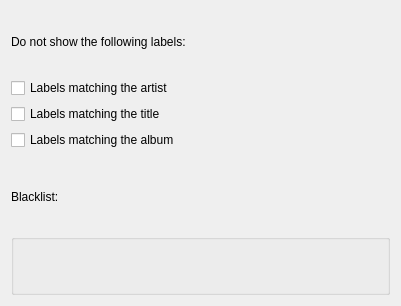
Qt form amarok/src/context/applets/labels/labelsBlacklistSettings.ui (fluxer/kde-extraapps) before a commit.
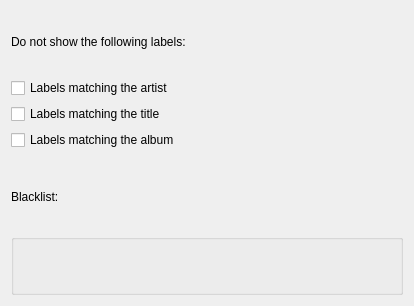
The same form after that commit. Custom widgets are drawn as their Qt base class.

Commit message: amarok: adjust labels blacklist settings UI so it works when KDE build with KDE_NO_DEPRECATED

What changed in the file:
```diff
--- a/amarok/src/context/applets/labels/labelsBlacklistSettings.ui
+++ b/amarok/src/context/applets/labels/labelsBlacklistSettings.ui
@@ -6,7 +6,7 @@
    <rect>
     <x>0</x>
     <y>0</y>
-    <width>401</width>
+    <width>414</width>
     <height>306</height>
    </rect>
   </property>
@@ -63,25 +63,28 @@
     </widget>
    </item>
    <item>
-    <widget class="KEditListBox" name="blacklistEditListBox">
-     <property name="sizePolicy">
-      <sizepolicy hsizetype="Preferred" vsizetype="Preferred">
-       <horstretch>0</horstretch>
-       <verstretch>0</verstretch>
-      </sizepolicy>
+    <widget class="QGroupBox" name="groupBox">
+     <property name="title">
+      <string/>
      </property>
-     <property name="buttons">
-      <set>KEditListBox::Add|KEditListBox::Remove</set>
-     </property>
+     <layout class="QGridLayout" name="gridLayout">
+      <item row="0" column="0">
+       <widget class="KEditListWidget" name="blacklistEditListBox">
+        <property name="buttons">
+         <set>KEditListWidget::Add|KEditListWidget::Remove</set>
+        </property>
+       </widget>
+      </item>
+     </layout>
     </widget>
    </item>
   </layout>
  </widget>
  <customwidgets>
   <customwidget>
-   <class>KEditListBox</class>
-   <extends>QGroupBox</extends>
-   <header>keditlistbox.h</header>
+   <class>KEditListWidget</class>
+   <extends>QWidget</extends>
+   <header>keditlistwidget.h</header>
   </customwidget>
  </customwidgets>
  <resources/>
```
